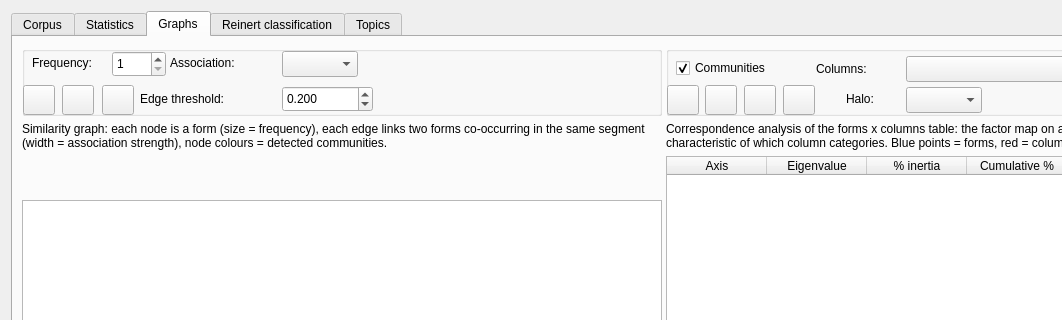
ccbogel/QualCoder, file src/GUI_UIs/ui_dialog_text_stats.ui: the form before one commit; both pictures show x 0 to 1062 and y 0 to 320 of the 1330 by 750 pixel window.
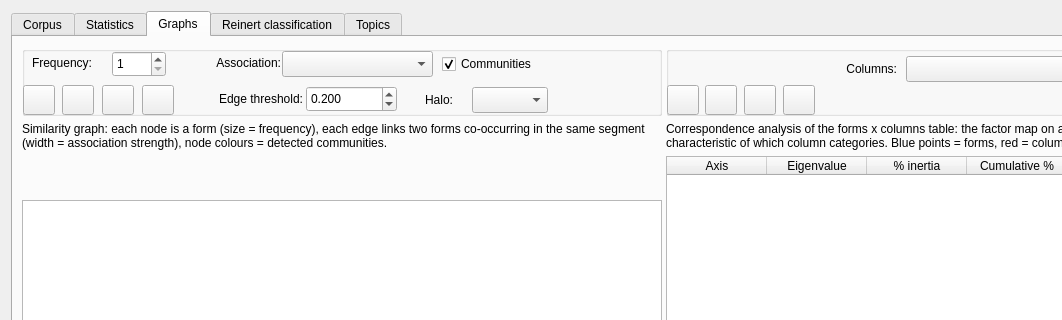
The form after the commit. The open tabs and pages were chosen to show the change.

Commit message: improve layout, add info buttons

What changed in the file:
```diff
--- a/src/GUI_UIs/ui_dialog_text_stats.ui
+++ b/src/GUI_UIs/ui_dialog_text_stats.ui
@@ -573,6 +573,9 @@
       <layout class="QVBoxLayout" name="verticalLayout_graphs">
        <item>
         <widget class="QSplitter" name="splitter_graphs">
+         <property name="orientation">
+          <enum>Qt::Orientation::Horizontal</enum>
+         </property>
          <widget class="QWidget" name="widget_graphs_left" native="true">
           <layout class="QVBoxLayout" name="verticalLayout_graphs_left">
            <property name="leftMargin">
@@ -657,13 +660,16 @@
               <property name="text">
                <string>Association:</string>
               </property>
+              <property name="alignment">
+               <set>Qt::AlignmentFlag::AlignRight|Qt::AlignmentFlag::AlignTrailing|Qt::AlignmentFlag::AlignVCenter</set>
+              </property>
              </widget>
              <widget class="QComboBox" name="comboBox_sim_method">
               <property name="geometry">
                <rect>
                 <x>260</x>
                 <y>5</y>
-                <width>76</width>
+                <width>151</width>
                 <height>26</height>
                </rect>
               </property>
@@ -764,9 +770,9 @@
              <widget class="QLabel" name="label_sim_threshold">
               <property name="geometry">
                <rect>
-                <x>118</x>
+                <x>150</x>
                 <y>40</y>
-                <width>141</width>
+                <width>131</width>
                 <height>26</height>
                </rect>
               </property>
@@ -776,11 +782,14 @@
               <property name="text">
                <string>Edge threshold:</string>
               </property>
+              <property name="alignment">
+               <set>Qt::AlignmentFlag::AlignRight|Qt::AlignmentFlag::AlignTrailing|Qt::AlignmentFlag::AlignVCenter</set>
+              </property>
              </widget>
              <widget class="QDoubleSpinBox" name="doubleSpinBox_sim_threshold">
               <property name="geometry">
                <rect>
-                <x>260</x>
+                <x>284</x>
                 <y>40</y>
                 <width>91</width>
                 <height>26</height>
@@ -814,6 +823,92 @@
                <double>0.200000000000000</double>
               </property>
              </widget>
+             <widget class="QCheckBox" name="checkBox_sim_communities">
+              <property name="geometry">
+               <rect>
+                <x>420</x>
+                <y>6</y>
+                <width>141</width>
+                <height>24</height>
+               </rect>
+              </property>
+              <property name="toolTip">
+               <string>Detect communities of strongly associated forms with the Louvain algorithm.
+Each community gets its own colour in the graph.</string>
+              </property>
+              <property name="text">
+               <string>Communities</string>
+              </property>
+              <property name="checked">
+               <bool>true</bool>
+              </property>
+             </widget>
+             <widget class="QLabel" name="label_sim_halo">
+              <property name="geometry">
+               <rect>
+                <x>380</x>
+                <y>40</y>
+                <width>51</width>
+                <height>28</height>
+               </rect>
+              </property>
+              <property name="toolTip">
+               <string>Draw a red halo around the direct neighbours of this form in the graph</string>
+              </property>
+              <property name="text">
+               <string>Halo:</string>
+              </property>
+              <property name="alignment">
+               <set>Qt::AlignmentFlag::AlignRight|Qt::AlignmentFlag::AlignTrailing|Qt::AlignmentFlag::AlignVCenter</set>
+              </property>
+             </widget>
+             <widget class="QComboBox" name="comboBox_sim_halo">
+              <property name="geometry">
+               <rect>
+                <x>450</x>
+                <y>41</y>
+                <width>76</width>
+                <height>26</height>
+               </rect>
+              </property>
+              <property name="maximumSize">
+               <size>
+                <width>180</width>
+                <height>16777215</height>
+               </size>
+              </property>
+              <property name="toolTip">
+               <string>Draw a red halo around the direct neighbours of this form in the graph</string>
+              </property>
+             </widget>
+             <widget class="QPushButton" name="pushButton_info_3">
+              <property name="geometry">
+               <rect>
+                <x>120</x>
+                <y>39</y>
+                <width>32</width>
+                <height>30</height>
+               </rect>
+              </property>
+              <property name="minimumSize">
+               <size>
+                <width>32</width>
+                <height>30</height>
+               </size>
+              </property>
+              <property name="maximumSize">
+               <size>
+                <width>32</width>
+                <height>30</height>
+               </size>
+              </property>
+              <property name="toolTip">
+               <string>Text analysis information</string>
+              </property>
+              <property name="text">
+               <string/>
+              </property>
+             </widget>
             </widget>
            </item>
            <item>
@@ -1008,61 +1103,6 @@
                <string/>
               </property>
              </widget>
-             <widget class="QCheckBox" name="checkBox_sim_communities">
-              <property name="geometry">
-               <rect>
-                <x>10</x>
-                <y>10</y>
-                <width>141</width>
-                <height>24</height>
-               </rect>
-              </property>
-              <property name="toolTip">
-               <string>Detect communities of strongly associated forms with the Louvain algorithm.
-Each community gets its own colour in the graph.</string>
-              </property>
-              <property name="text">
-               <string>Communities</string>
-              </property>
-              <property name="checked">
-               <bool>true</bool>
-              </property>
-             </widget>
-             <widget class="QLabel" name="label_sim_halo">
-              <property name="geometry">
-               <rect>
-                <x>180</x>
-                <y>38</y>
-                <width>51</width>
-                <height>30</height>
-               </rect>
-              </property>
-              <property name="toolTip">
-               <string>Draw a red halo around the direct neighbours of this form in the graph</string>
-              </property>
-              <property name="text">
-               <string>Halo:</string>
-              </property>
-             </widget>
-             <widget class="QComboBox" name="comboBox_sim_halo">
-              <property name="geometry">
-               <rect>
-                <x>240</x>
-                <y>41</y>
-                <width>76</width>
-                <height>26</height>
-               </rect>
-              </property>
-              <property name="maximumSize">
-               <size>
-                <width>180</width>
-                <height>16777215</height>
-               </size>
-              </property>
-              <property name="toolTip">
-               <string>Draw a red halo around the direct neighbours of this form in the graph</string>
-              </property>
-             </widget>
              <widget class="QComboBox" name="comboBox_ca_variable">
               <property name="geometry">
                <rect>
@@ -1103,6 +1143,9 @@
               <property name="text">
                <string>Columns:</string>
               </property>
+              <property name="alignment">
+               <set>Qt::AlignmentFlag::AlignRight|Qt::AlignmentFlag::AlignTrailing|Qt::AlignmentFlag::AlignVCenter</set>
+              </property>
              </widget>
             </widget>
            </item>
```
Left out of the diff: 119 changed lines with no effect on the pictures.
